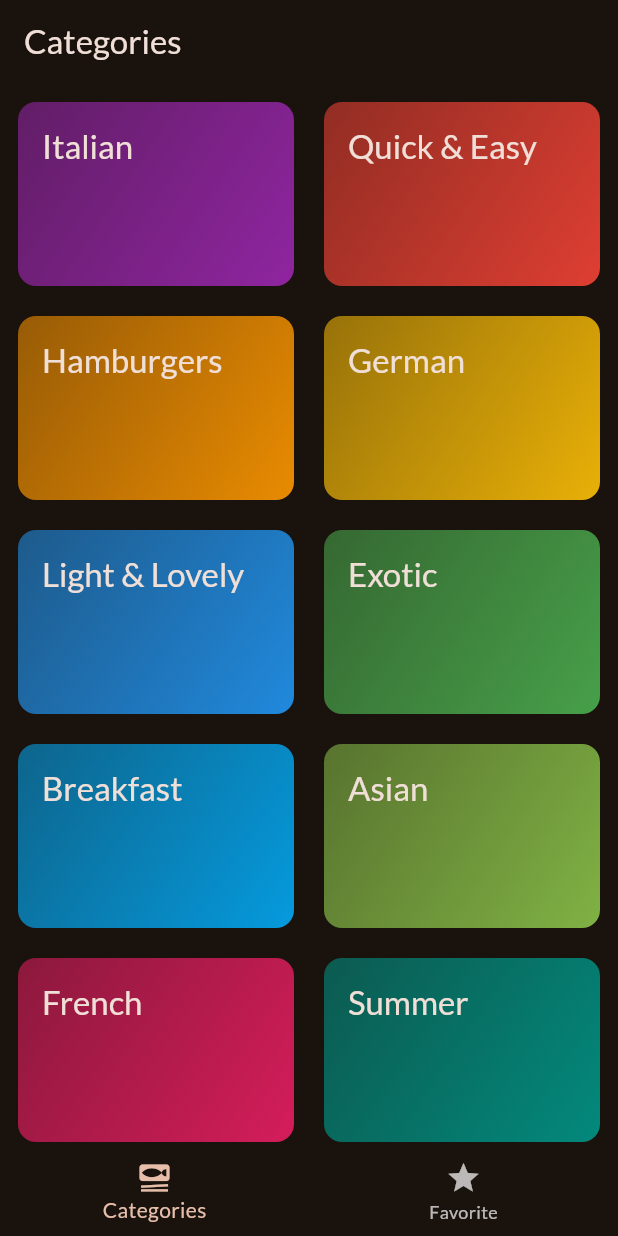
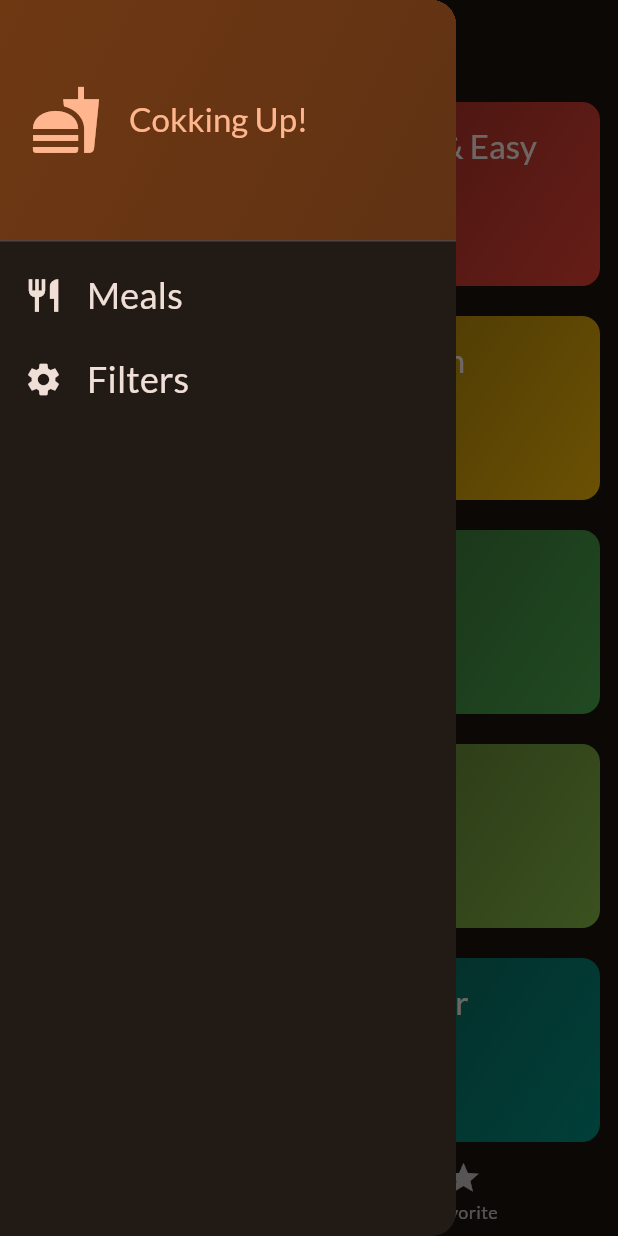
Before and after one commit to sahil-banswani/Meals-app, a Flutter app: the screen it shows after launch, with the side drawer open (before the commit the screen has no drawer), on a phone screen of 412 x 824 dp. Run offline on Flutter 3.47's test engine with Material 2 defaults, Android fonts, the phone set to English and light mode, and no system bars; our stand-ins replace flutter_riverpod, google_fonts, transparent_image.

Commit message:
added animation and provider
Changed the inbulid state management tool to a new library named riverpod which is recomended by the flutter officials and added some Animation to the Category Screen to show some attractive animation.

```diff
--- a/lib/categories.dart
+++ b/lib/categories.dart
@@ -3,12 +3,41 @@ import 'package:meal_app/screens/meals_screen.dart';
 import 'package:meal_app/widgets/category_grid_item.dart';
 import 'data/dummy_data.dart';
 import 'models/category.dart';
+import 'models/meal.dart';
 
-class CategoriesScreen extends StatelessWidget {
-  const CategoriesScreen({super.key});
+class CategoriesScreen extends StatefulWidget {
+  const CategoriesScreen({super.key, required this.availableMeals});
+  final List<Meal> availableMeals;
+
+  @override
+  State<CategoriesScreen> createState() => _CategoriesScreenState();
+}
+
+class _CategoriesScreenState extends State<CategoriesScreen>
+    with SingleTickerProviderStateMixin {
+  late AnimationController _animationController;
+
+  @override
+  void initState() {
+    super.initState();
+    _animationController = AnimationController(
+      vsync: this,
+      duration: const Duration(milliseconds: 400),
+      lowerBound: 0,
+      upperBound: 1,
+    );
+
+    _animationController.forward();
+  }
+
+  @override
+  void dispose() {
+    _animationController.dispose();
+    super.dispose();
+  }
 
   void _selectCategory(BuildContext context, Category category) {
-    final filteredMeals = dummyMeals
+    final filteredMeals = widget.availableMeals
         .where((meal) => meal.categories.contains(category.id))
         .toList();
 
@@ -25,7 +54,9 @@ class CategoriesScreen extends StatelessWidget {
 
   @override
   Widget build(BuildContext context) {
-    return GridView(
+    return AnimatedBuilder(
+      animation: _animationController,
+      child: GridView(
         padding: const EdgeInsets.all(12),
         gridDelegate: const SliverGridDelegateWithFixedCrossAxisCount(
             crossAxisCount: 2,
@@ -42,6 +73,17 @@ class CategoriesScreen extends StatelessWidget {
               },
             ),
         ],
+      ),
+      builder: (context, child) => SlideTransition(
+        position: Tween(
+          begin: const Offset(0, 1),
+          end: const Offset(0, 0),
+        ).animate(
+          CurvedAnimation(
+              parent: _animationController, curve: Curves.easeInOut),
+        ),
+        child: child,
+      ),
     );
   }
 }
--- a/lib/main.dart
+++ b/lib/main.dart
@@ -1,5 +1,6 @@
 import 'package:flutter/material.dart';
 import 'package:google_fonts/google_fonts.dart';
+import 'package:flutter_riverpod/flutter_riverpod.dart';
 import 'package:meal_app/screens/tabs.dart';
 
 final theme = ThemeData(
@@ -12,7 +13,9 @@ final theme = ThemeData(
 );
 
 void main() {
-  runApp(const MyApp());
+  runApp(const ProviderScope(
+    child: MyApp(),
+  ),);
 }
 
 class MyApp extends StatelessWidget {
--- /dev/null
+++ b/lib/providers/filters_provider.dart
@@ -0,0 +1,53 @@
+import 'package:flutter_riverpod/flutter_riverpod.dart';
+import 'package:meal_app/providers/meals_provider.dart';
+
+enum Filters {
+  glutenfree,
+  lactosfree,
+  vegetarian,
+  vegan;
+}
+
+class FiltersNotifier extends StateNotifier<Map<Filters, bool>> {
+  FiltersNotifier()
+      : super({
+          Filters.glutenfree: false,
+          Filters.lactosfree: false,
+          Filters.vegetarian: false,
+          Filters.vegan: false,
+        });
+
+  void setFilters(Map<Filters, bool> chosenFilter) {
+    state = chosenFilter;
+  }
+
+  void setFilter(Filters filter, bool isActive) {
+    //sate[filters] = isActive; // not allowed! => mutating state
+    state = {...state, filter: isActive};
+  }
+}
+
+final filtersProvider =
+    StateNotifierProvider<FiltersNotifier, Map<Filters, bool>>(
+  (ref) => FiltersNotifier(),
+);
+
+final filteredMealProvider = Provider((ref) {
+  final meals = ref.watch(mealsProvider);
+  final activeFilters = ref.watch(filtersProvider);
+  return meals.where((meal) {
+    if (activeFilters[Filters.glutenfree]! && !meal.isGlutenFree) {
+      return false;
+    }
+    if (activeFilters[Filters.lactosfree]! && !meal.isLactoseFree) {
+      return false;
+    }
+    if (activeFilters[Filters.vegetarian]! && !meal.isVegetarian) {
+      return false;
+    }
+    if (activeFilters[Filters.vegan]! && !meal.isVegan) {
+      return false;
+    }
+    return true;
+  }).toList();
+});
--- /dev/null
+++ b/lib/providers/meals_provider.dart
@@ -0,0 +1,6 @@
+import 'package:flutter_riverpod/flutter_riverpod.dart';
+import 'package:meal_app/data/dummy_data.dart';
+
+final mealsProvider = Provider((ref) {
+  return dummyMeals;
+});
--- a/lib/screens/meals_screen.dart
+++ b/lib/screens/meals_screen.dart
@@ -5,14 +5,14 @@ import 'package:meal_app/screens/meal_item.dart';
 import '../models/meal.dart';
 
 class MealsScreen extends StatelessWidget {
-  const MealsScreen({super.key, this.title, required this.meals});
+  const MealsScreen({super.key, this.title, required this.meals,});
 
   final String? title;
   final List<Meal> meals;
 
   void selectMeal(BuildContext context, Meal meal) {
     Navigator.of(context).push(
-        MaterialPageRoute(builder: (ctx) => MealDetailScreen(meal: meal)));
+        MaterialPageRoute(builder: (ctx) => MealDetailScreen(meal: meal,)));
   }
 
   @override
--- a/lib/screens/tabs.dart
+++ b/lib/screens/tabs.dart
@@ -1,15 +1,28 @@
 import 'package:flutter/material.dart';
+import 'package:flutter_riverpod/flutter_riverpod.dart';
+
 import 'package:meal_app/categories.dart';
+import 'package:meal_app/screens/filters.dart';
 import 'package:meal_app/screens/meals_screen.dart';
+import 'package:meal_app/widgets/main_drawer.dart';
+import '../providers/favorites_provider.dart';
+import '../providers/filters_provider.dart';
 
-class TabsScreens extends StatefulWidget {
+const kinitialFilters = {
+  Filters.glutenfree: false,
+  Filters.lactosfree: false,
+  Filters.vegan: false,
+  Filters.vegetarian: false,
+};
+
+class TabsScreens extends ConsumerStatefulWidget {
   const TabsScreens({super.key});
 
   @override
-  State<TabsScreens> createState() => _TabsScreensState();
+  ConsumerState<TabsScreens> createState() => _TabsScreensState();
 }
 
-class _TabsScreensState extends State<TabsScreens> {
+class _TabsScreensState extends ConsumerState<TabsScreens> {
   int _selectedPageIndex = 0;
 
   void _selecPage(int index) {
@@ -18,18 +31,39 @@ class _TabsScreensState extends State<TabsScreens> {
     });
   }
 
+  void _setScreen(String identifier) async {
+    Navigator.of(context).pop();
+    if (identifier == 'filters') {
+      await Navigator.of(context).push<Map<Filters, bool>>(
+        MaterialPageRoute(
+          builder: (ctx) => const FilterScreen(),
+        ),
+      );
+    }
+  }
+
   @override
   Widget build(BuildContext context) {
-    Widget activePage = const CategoriesScreen();
+    final availableMeals = ref.watch(filteredMealProvider);
+
+    Widget activePage = CategoriesScreen(
+      availableMeals: availableMeals,
+    );
     var activePageTitle = 'Categories';
 
     if (_selectedPageIndex == 1) {
-      activePage = const MealsScreen(meals: []);
+      final favoriteMeals = ref.watch(favoriteMealsProvider);
+      activePage = MealsScreen(
+        meals: favoriteMeals,
+      );
       activePageTitle = 'Your Favorites';
     }
     return Scaffold(
       appBar: AppBar(
         title: Text(activePageTitle),
+      ),
+      drawer: MainDrawer(
+        onSelectScreen: _setScreen,
       ),
       body: activePage,
       bottomNavigationBar: BottomNavigationBar(
--- /dev/null
+++ b/lib/widgets/main_drawer.dart
@@ -0,0 +1,85 @@
+import 'package:flutter/material.dart';
+
+class MainDrawer extends StatelessWidget {
+  const MainDrawer({super.key, required this.onSelectScreen});
+
+  final void Function(String identifier) onSelectScreen;
+
+  @override
+  Widget build(BuildContext context) {
+    return Drawer(
+      child: Column(
+        children: [
+          DrawerHeader(
+            padding: const EdgeInsets.all(20),
+            decoration: BoxDecoration(
+              gradient: LinearGradient(
+                colors: [
+                  Theme.of(context).colorScheme.primaryContainer,
+                  Theme.of(context)
+                      .colorScheme
+                      .primaryContainer
+                      .withOpacity(0.8),
+                ],
+                begin: Alignment.topLeft,
+                end: Alignment.bottomRight,
+              ),
+            ),
+            child: Row(
+              children: [
+                Icon(
+                  Icons.fastfood,
+                  size: 48,
+                  color: Theme.of(context).colorScheme.primary,
+                ),
+                const SizedBox(
+                  width: 18,
+                ),
+                Text(
+                  'Cokking Up!',
+                  style: Theme.of(context).textTheme.titleLarge!.copyWith(
+                        color: Theme.of(context).colorScheme.primary,
+                      ),
+                )
+              ],
+            ),
+          ),
+          ListTile(
+            leading: Icon(
+              Icons.restaurant,
+              size: 26,
+              color: Theme.of(context).colorScheme.onBackground,
+            ),
+            title: Text(
+              'Meals',
+              style: Theme.of(context).textTheme.titleSmall!.copyWith(
+                    color: Theme.of(context).colorScheme.onBackground,
+                    fontSize: 24,
+                  ),
+            ),
+            onTap: () {
+              onSelectScreen('meals');
+            },
+          ),
+          ListTile(
+            leading: Icon(
+              Icons.settings,
+              size: 26,
+              color: Theme.of(context).colorScheme.onBackground,
+            ),
+            title: Text(
+              'Filters',
+              style: Theme.of(context).textTheme.titleSmall!.copyWith(
+                    color: Theme.of(context).colorScheme.onBackground,
+                    fontSize: 24,
+                  ),
+            ),
+            onTap: () {
+              onSelectScreen('filters');
+            },
+          ),
+        ],
+      ),
+    );
+  }
+}
--- a/pubspec.yaml
+++ b/pubspec.yaml
@@ -37,6 +37,7 @@ dependencies:
   # Use with the CupertinoIcons class for iOS style icons.
   cupertino_icons: ^1.0.2
   transparent_image: ^2.0.1
+  flutter_riverpod: ^2.3.6
 
 dev_dependencies:
   flutter_test:
```
Also changed, not shown: lib/providers/favorites_provider.dart (added, +24 -0 lines), lib/screens/filters.dart (added, +126 -0 lines), lib/screens/meal_detail.dart (+24 -2 lines), lib/screens/meal_item.dart (+4 -3 lines), pubspec.lock. Lines whose indentation alone changed are shown as unchanged.
